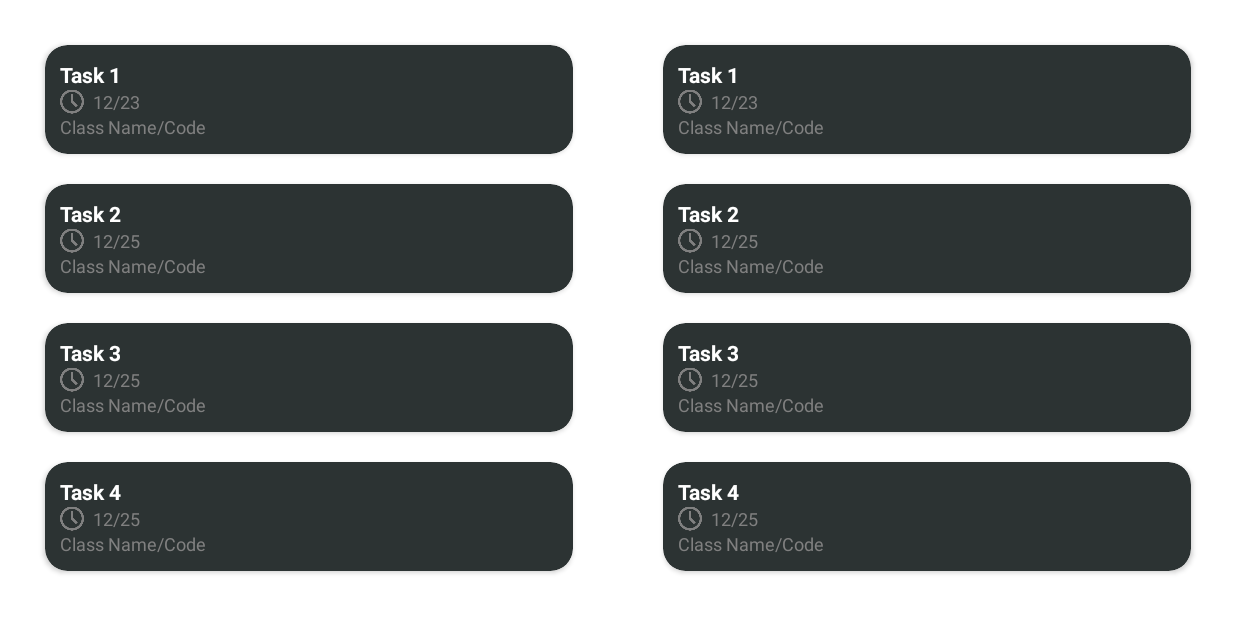
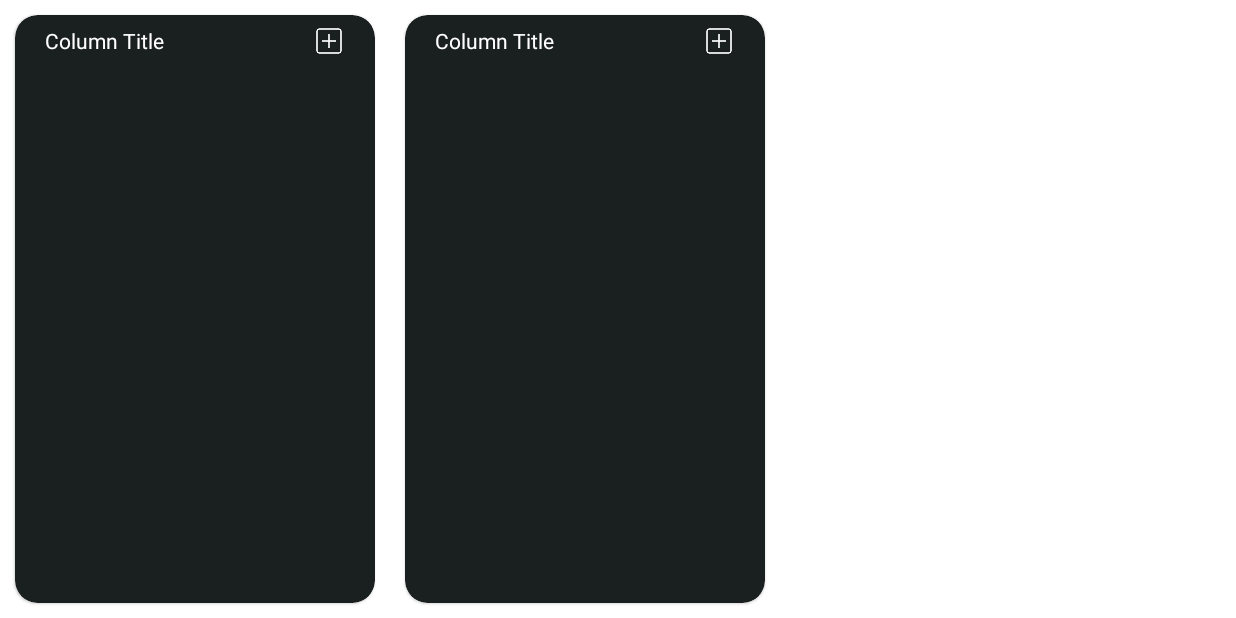
Before and after one commit to grantmacmillan/COMP231-Project, an Android app: the TaskActivity screen opened directly, with no data from a screen before it, on a phone screen of 824 x 412 dp (held sideways). Run offline under Robolectric (Android 15) with nearby library versions, the phone set to English and light mode, and no system bars.

Commit message:
more taskboard functionality

```diff
--- a/app/src/main/java/com/example/comp231_finalproject/TaskActivity.java
+++ b/app/src/main/java/com/example/comp231_finalproject/TaskActivity.java
@@ -5,28 +5,40 @@ import androidx.recyclerview.widget.LinearLayoutManager;
 import androidx.recyclerview.widget.RecyclerView;
 
 import android.os.Bundle;
+import android.view.View;
+import android.widget.ImageView;
+import android.widget.LinearLayout;
+import android.widget.Toast;
 
 import java.util.ArrayList;
 import java.util.Date;
+import java.util.Dictionary;
+import java.util.HashMap;
+import java.util.Map;
 
 public class TaskActivity extends AppCompatActivity {
-
-    RecyclerView todoRecyclerView, doneRecyclerView;
     ArrayList<TaskModel> taskModels = new ArrayList<>();
+    LinearLayout layout;
+    ArrayList<RecyclerView> columnRecyclerViews;
+    HashMap<String, RecyclerView> recyclerViewDictionary = new HashMap<>();
     @Override
     protected void onCreate(Bundle savedInstanceState) {
         super.onCreate(savedInstanceState);
         setContentView(R.layout.activity_task);
 
-        todoRecyclerView = findViewById(R.id.TodoRecyclerView);
-        doneRecyclerView = findViewById(R.id.DoneRecyclerView);
+        //todoRecyclerView = findViewById(R.id.TodoRecyclerView);
+        //doneRecyclerView = findViewById(R.id.DoneRecyclerView);
         SetupTaskModels();
 
         TaskAdapter adapter = new TaskAdapter(this, taskModels);
-        todoRecyclerView.setAdapter(adapter);
-        todoRecyclerView.setLayoutManager(new LinearLayoutManager(this));
-        doneRecyclerView.setAdapter(adapter);
-        doneRecyclerView.setLayoutManager(new LinearLayoutManager(this));
+        //todoRecyclerView.setAdapter(adapter);
+        //todoRecyclerView.setLayoutManager(new LinearLayoutManager(this));
+        //doneRecyclerView.setAdapter(adapter);
+        //doneRecyclerView.setLayoutManager(new LinearLayoutManager(this));
+        layout = (LinearLayout) findViewById (R.id.linearLayout);
+        AddColumn();
+        AddColumn();
+
     }
 
     private void SetupTaskModels() {
@@ -39,4 +51,25 @@ public class TaskActivity extends AppCompatActivity {
         taskModels.add(new TaskModel("Task 6", new Date(2022, 11, 25)));
         taskModels.add(new TaskModel("Task 7", new Date(2022, 11, 25)));
     }
+
+    public void AddColumn() {
+        LinearLayout newColumnLayout = (LinearLayout) getLayoutInflater().inflate(R.layout.task_column, layout, false);
+        layout.addView(newColumnLayout);
+        //gets recycler view in the layout that was just added (the new column)
+        RecyclerView recyclerView = newColumnLayout.findViewById(R.id.recyclerView);
+        ImageView imageView = newColumnLayout.findViewById(R.id.imageView);
+
+        imageView.setOnClickListener(new View.OnClickListener() {
+            @Override
+            public void onClick(View v) {
+                AddTask(recyclerView);
+            }
+        });
+        //key for dictionary = column name chosen by user
+        //recyclerViewDictionary.put("Done", recyclerView);
+    }
+
+    private void AddTask(RecyclerView recyclerView) {
+        Toast.makeText(this, recyclerView.toString(), Toast.LENGTH_SHORT).show();
+    }
 }
--- a/app/src/main/res/layout/activity_task.xml
+++ b/app/src/main/res/layout/activity_task.xml
@@ -6,19 +6,17 @@
     android:layout_height="match_parent"
     tools:context=".TaskActivity">
 
-    <androidx.recyclerview.widget.RecyclerView
-        android:id="@+id/TodoRecyclerView"
+
+    <HorizontalScrollView
         android:layout_width="match_parent"
-        android:layout_height="match_parent"
-        android:layout_weight="1"
-        android:layout_margin="20dp">
+        android:layout_height="match_parent">
 
-    </androidx.recyclerview.widget.RecyclerView>
+        <LinearLayout
+            android:id="@+id/linearLayout"
+            android:layout_width="wrap_content"
+            android:layout_height="match_parent"
+            android:orientation="horizontal">
+        </LinearLayout>
+    </HorizontalScrollView>
 
-    <androidx.recyclerview.widget.RecyclerView
-        android:id="@+id/DoneRecyclerView"
-        android:layout_width="match_parent"
-        android:layout_height="match_parent"
-        android:layout_weight="1"
-        android:layout_margin="20dp"/>
 </LinearLayout>
--- /dev/null
+++ b/app/src/main/res/layout/task_column.xml
@@ -0,0 +1,56 @@
+<?xml version="1.0" encoding="utf-8"?>
+<LinearLayout xmlns:android="http://schemas.android.com/apk/res/android"
+    xmlns:app="http://schemas.android.com/apk/res-auto"
+    android:layout_width="wrap_content"
+    android:layout_height="match_parent"
+    android:orientation="vertical">
+
+    <com.google.android.material.card.MaterialCardView
+        android:layout_width="wrap_content"
+        android:layout_height="match_parent"
+        android:layout_margin="10dp"
+        android:elevation="8dp"
+        app:cardBackgroundColor="@color/dark_gray"
+        app:cardCornerRadius="15dp">
+
+        <LinearLayout
+            android:layout_width="wrap_content"
+            android:layout_height="match_parent"
+            android:orientation="vertical">
+
+            <LinearLayout
+                android:layout_width="match_parent"
+                android:layout_height="wrap_content">
+                <TextView
+                    android:layout_width="wrap_content"
+                    android:layout_height="wrap_content"
+                    android:layout_marginLeft="20dp"
+                    android:layout_marginTop="7dp"
+                    android:layout_marginRight="20dp"
+                    android:layout_marginBottom="7dp"
+                    android:gravity="left"
+                    android:text="Column Title"
+                    android:textColor="@color/white" />
+                <ImageView
+                    android:id="@+id/imageView"
+                    android:layout_width="20dp"
+                    android:layout_height="20dp"
+                    android:src="@drawable/plus_icon"
+                    android:layout_marginLeft="80dp"
+                    android:layout_marginTop="7dp"
+                    android:layout_marginRight="20dp"
+                    android:layout_marginBottom="7dp"
+                    />
+            </LinearLayout>
+
+
+            <androidx.recyclerview.widget.RecyclerView
+                android:id="@+id/recyclerView"
+                android:layout_width="200dp"
+                android:layout_height="match_parent"
+                android:layout_marginLeft="20dp"
+                android:layout_marginRight="20dp"
+                android:layout_marginBottom="20dp"></androidx.recyclerview.widget.RecyclerView>
+        </LinearLayout>
+    </com.google.android.material.card.MaterialCardView>
+</LinearLayout>
--- a/app/src/main/res/values/colors.xml
+++ b/app/src/main/res/values/colors.xml
@@ -8,5 +8,6 @@
     <color name="black">#FF000000</color>
     <color name="white">#FFFFFFFF</color>
     <color name="gray">#2C3333</color>
+    <color name="dark_gray">#1a1f1f</color>
     <color name="light_gray">#808080</color>
 </resources>
```
Also changed, not shown: app/src/main/res/drawable/plus_icon.png (added).
